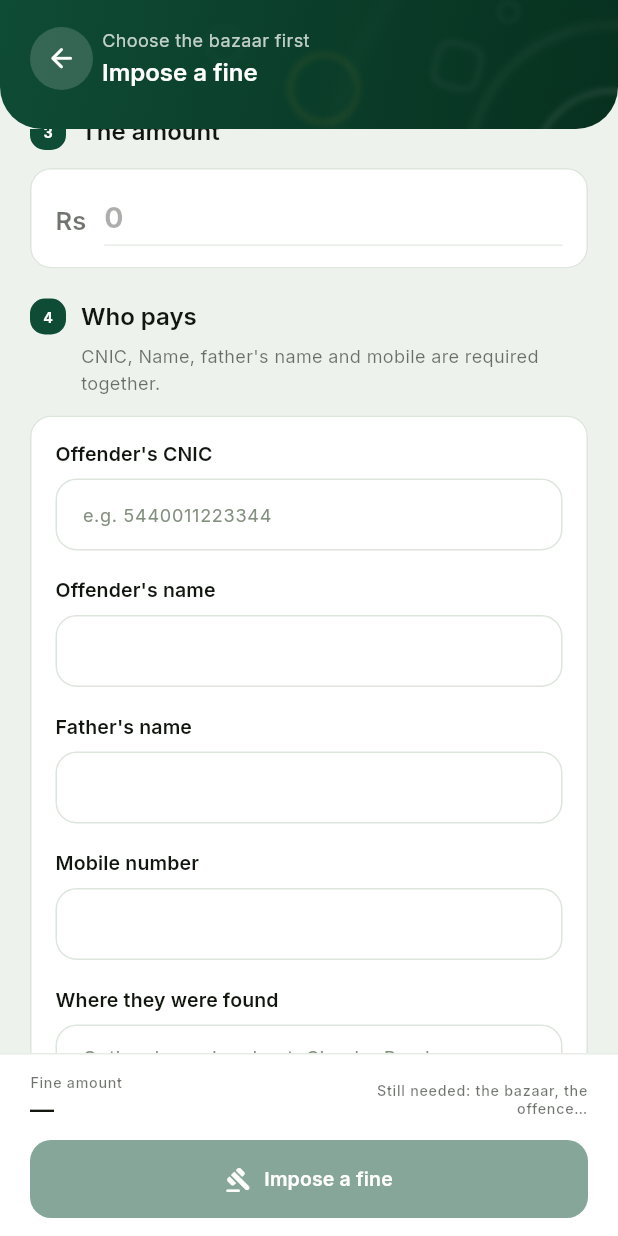
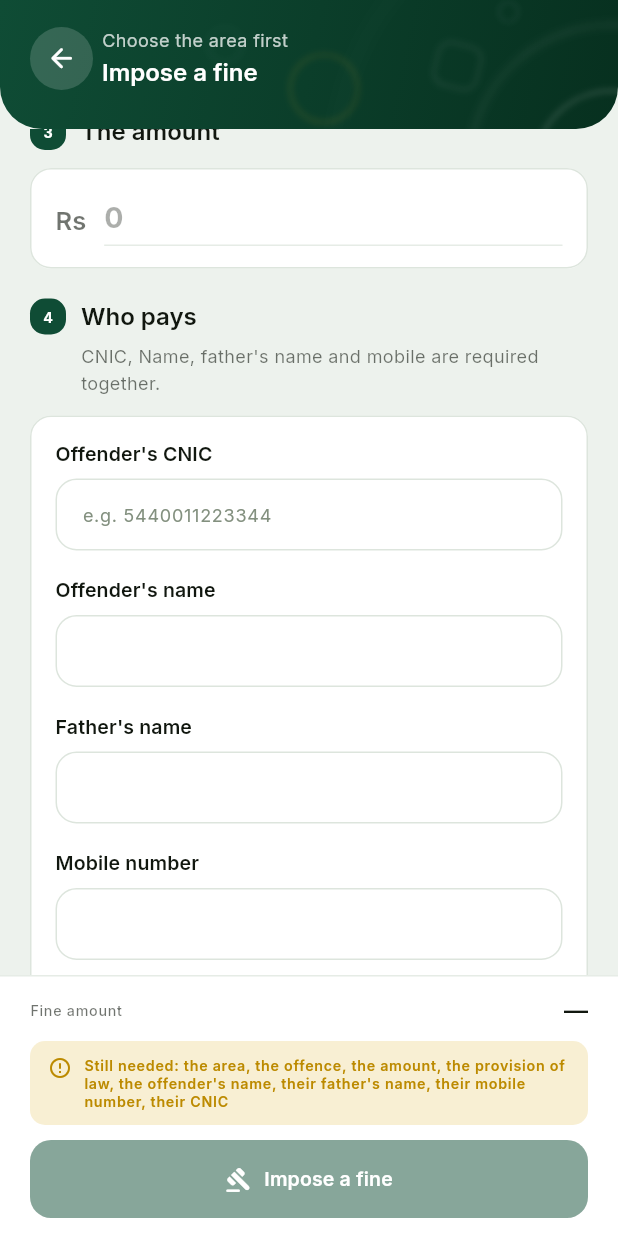
Before and after one commit to HinnaRutaba/mcq-app, a Flutter app: the CreateFineScreen screen opened by its route, scrolled down 576 dp, after a tap on the "arrow back" icon, on a phone screen of 412 x 824 dp. Run offline on Flutter 3.47's test engine with Material 3 defaults, Android fonts, the light colour scheme and no system bars; our stand-ins replace connectivity_plus, dio, fl_chart, flutter_animate, flutter_secure_storage, geolocator and 6 more; accounts and stored records are empty; network calls fail.

Commit message:
fixed area search

```diff
--- a/lib/controllers/fine_controller.dart
+++ b/lib/controllers/fine_controller.dart
@@ -42,7 +42,7 @@ enum ImposeOutcome {
 ///   fine.
 /// * **Evidence is uploaded before the write.** The photograph and the
 ///   signature go up through [EvidenceRepository] and only their returned paths
-///   travel on the fine — so the image goes over a bazaar's uplink once, and the
+///   travel on the fine — so the image goes over a area's uplink once, and the
 ///   fine behind it can be retried as many times as it takes.
 /// * **The amount is a string from end to end.** It is typed as a string, held
 ///   as a string and sent as a string. Nothing here parses it into a number.
@@ -89,10 +89,10 @@ class FineController extends GetxController {
 
   final DashboardController? _dashboardOverride;
 
-  /// The officer's beat, which is where the bazaars come from —
+  /// The officer's beat, which is where the areas come from —
   /// `enforcement/field/beat`, held by the controller the home screen already
   /// built. Resolved on first use, so a fine against a shop, which takes its
-  /// bazaar off the unit, never asks for it.
+  /// area off the unit, never asks for it.
   late final DashboardController _dashboard =
       _dashboardOverride ?? Get.find<DashboardController>();
 
@@ -100,13 +100,13 @@ class FineController extends GetxController {
 
   final GlobalKey<FormState> formKey = GlobalKey<FormState>();
 
-  // --- Which shop, or which bazaar --------------------------------------
+  // --- Which shop, or which area --------------------------------------
 
-  /// The bazaar the officer picked. On a unit fine it is usually left null and
-  /// the unit's own bazaar is used — see [targetAreaId].
+  /// The area the officer picked. On a unit fine it is usually left null and
+  /// the unit's own area is used — see [targetAreaId].
   final RxnInt areaId = RxnInt();
 
-  /// The search over the bazaars on the register, and the id typed by hand
+  /// The search over the areas on the register, and the id typed by hand
   /// when the register lists none at all. `area_id` is required on every fine,
   /// so there has to be a way to name one even then.
   final TextEditingController areaSearchController = TextEditingController();
@@ -185,9 +185,9 @@ class FineController extends GetxController {
     // A form opened after a sign-in on a dead signal has no offences to offer;
     // this is what fetches them.
     _definitions.ensureLoaded();
-    // The bazaars come off the beat. Touching the controller builds it when
+    // The areas come off the beat. Touching the controller builds it when
     // the officer went straight here without the home screen, and its load is
-    // what the sole-bazaar case waits on.
+    // what the sole-area case waits on.
     _pickSoleArea();
     if (isAreaFine && areas.isEmpty && !_dashboard.isLoading.value) {
       _dashboard.load().then((_) => _pickSoleArea());
@@ -212,10 +212,10 @@ class FineController extends GetxController {
   /// here.
   int? get targetPropertyId => unit?.propertyId ?? propertyId;
 
-  /// Whether this fine is against a bazaar rather than a unit — decided by how
+  /// Whether this fine is against a area rather than a unit — decided by how
   /// the officer got here, not by a switch on the form. Arriving from a shop's
   /// screen fines that shop; arriving from the fine button fines a person in a
-  /// bazaar.
+  /// area.
   bool get isAreaFine => targetPropertyId == null;
 
   /// Whether the fine has to name a person. Always on an area fine — there is
@@ -235,7 +235,7 @@ class FineController extends GetxController {
     for (final FieldArea area in areas) {
       if (area.id == id) return area.areaName;
     }
-    return 'Bazaar $id';
+    return 'Area $id';
   }
 
   /// The offences on the register, in its own order and with its own wording.
@@ -249,7 +249,7 @@ class FineController extends GetxController {
   /// The retry behind an offence picker that came up empty.
   Future<void> reloadOffences() => _definitions.reload();
 
-  /// The bazaars the officer is posted to, off the beat the home screen
+  /// The areas the officer is posted to, off the beat the home screen
   /// fetched. `FieldArea.id` is what travels as `area_id`.
   List<FieldArea> get areas =>
       _dashboard.beat.value?.scope.areas ?? const <FieldArea>[];
@@ -258,7 +258,7 @@ class FineController extends GetxController {
 
   String? get areasError => _dashboard.errorMessage.value;
 
-  /// The retry behind a bazaar picker that came up empty. It re-fetches the
+  /// The retry behind a area picker that came up empty. It re-fetches the
   /// beat, which is the officer's own postings.
   Future<void> reloadAreas() => _dashboard.load();
 
@@ -290,7 +290,7 @@ class FineController extends GetxController {
 
   String? get unitCode => unit?.propertyCode ?? property?.propertyCode;
 
-  String? get unitBazaar => unit?.areaName ?? property?.areaName;
+  String? get unitArea => unit?.areaName ?? property?.areaName;
 
   /// Ready to print, and only the profile carries it.
   String? get unitAddress => property?.streetAddress;
@@ -312,18 +312,18 @@ class FineController extends GetxController {
 
   String? get allotteeCnic => unit?.cnic ?? profile.value?.allottee?.cnic;
 
-  /// The bazaar the fine will name — required on every fine.
+  /// The area the fine will name — required on every fine.
   ///
   /// A unit carries its own, so the form does not ask; anything the officer
   /// picked wins, which is what lets them name one when the unit's record has
-  /// no bazaar on it.
+  /// no area on it.
   int? get targetAreaId {
     final int? chosen = areaId.value;
     if (chosen != null) return chosen;
     if (isAreaFine) return null;
     final int? fromUnit = unit?.areaId ?? property?.areaId;
     if (fromUnit != null) return fromUnit;
-    // A server that labels the bazaar without naming its id: match the label
+    // A server that labels the area without naming its id: match the label
     // against the register rather than send nothing.
     final String? name = unit?.areaName ?? property?.areaName;
     if (name == null) return null;
@@ -333,7 +333,7 @@ class FineController extends GetxController {
     return null;
   }
 
-  /// The chosen bazaar's name, for the header. Null until one is chosen.
+  /// The chosen area's name, for the header. Null until one is chosen.
   String? get areaName {
     final int? id = targetAreaId;
     return id == null ? null : areaLabel(id);
@@ -384,7 +384,7 @@ class FineController extends GetxController {
   }
 
   List<String> get missing => <String>[
-    if (targetAreaId == null) 'the bazaar',
+    if (targetAreaId == null) 'the area',
     if (!isAreaFine && targetPropertyId == null) 'the shop',
     if (fineType.value == null) 'the offence',
     if (amountController.text.trim().isEmpty) 'the amount',
@@ -411,29 +411,33 @@ class FineController extends GetxController {
     revision.value++;
   }
 
-  // --- Which shop, or which bazaar --------------------------------------
+  // --- Which shop, or which area --------------------------------------
 
-  /// One bazaar on the register is not a choice worth asking about.
+  /// One area on the register is not a choice worth asking about.
   void _pickSoleArea() {
     if (!isAreaFine || areaId.value != null) return;
     if (areaOptions.length == 1) areaId.value = areaOptions.first;
   }
 
-  /// The bazaars matching what the officer typed, by name or by code.
-  List<FieldArea> get areaMatches {
-    final String term = areaQuery.value.trim().toLowerCase();
+  /// The areas matching [term], by name or by code. An empty term offers the
+  /// whole beat, which is what a freshly opened suggestion box shows.
+  List<FieldArea> areaMatchesFor(String term) {
+    final String needle = term.trim().toLowerCase();
     final Iterable<FieldArea> named = areas.where(
       (FieldArea area) => area.id != null,
     );
-    if (term.isEmpty) return named.toList();
+    if (needle.isEmpty) return named.toList();
     return named
         .where(
           (FieldArea area) =>
-              area.areaName.toLowerCase().contains(term) ||
-              (area.areaCode?.toLowerCase().contains(term) ?? false),
+              area.areaName.toLowerCase().contains(needle) ||
+              (area.areaCode?.toLowerCase().contains(needle) ?? false),
         )
         .toList();
   }
+
+  /// The matches for what is in the search box now.
+  List<FieldArea> get areaMatches => areaMatchesFor(areaQuery.value);
 
   void searchArea(String term) => areaQuery.value = term;
 
@@ -450,14 +454,14 @@ class FineController extends GetxController {
     markEdited();
   }
 
-  /// The id typed by hand, for a handset whose register listed no bazaars at
+  /// The id typed by hand, for a handset whose register listed no areas at
   /// all. The fine cannot be sent without one.
   void setAreaFromText(String value) {
     areaId.value = int.tryParse(value.trim());
     markEdited();
   }
 
-  /// The chosen bazaar, when it is one the register named.
+  /// The chosen area, when it is one the register named.
   FieldArea? get chosenArea {
     final int? id = targetAreaId;
     if (id == null) return null;
@@ -468,7 +472,7 @@ class FineController extends GetxController {
   }
 
   /// The unit behind a route that carried only its id: its details for the
-  /// card, its bazaar for `area_id`, and its allottee for the payer block.
+  /// card, its area for `area_id`, and its allottee for the payer block.
   /// Safe to call again — this is the retry behind a failed load.
   Future<void> loadProfile() async {
     final int? id = propertyId;
@@ -629,7 +633,7 @@ class FineController extends GetxController {
     if (_areaServerError != null) return _areaServerError;
     // `area_id` is required whatever the fine is against; a unit answers it
     // without asking, and this is what catches the unit whose record cannot.
-    if (targetAreaId == null) return 'Name the bazaar the fine was issued in';
+    if (targetAreaId == null) return 'Name the area the fine was issued in';
     return null;
   }
 
@@ -685,7 +689,7 @@ class FineController extends GetxController {
       return ImposeOutcome.invalidForm;
     }
     if (isAreaFine && areaId.value == null) {
-      errorMessage.value = 'Choose the bazaar this fine was issued in.';
+      errorMessage.value = 'Choose the area this fine was issued in.';
       return ImposeOutcome.invalidForm;
     }
     // The Form is asked to paint the messages; whether the fine may be sent is
@@ -701,7 +705,7 @@ class FineController extends GetxController {
     isSubmitting.value = true;
     try {
       // Two endpoints behind one form: an area fine has no unit to be posted
-      // against, and the bazaar is the only scoping it carries.
+      // against, and the area is the only scoping it carries.
       imposed.value = isAreaFine
           ? await _fines.imposeInArea(request: request)
           : await _fines.impose(propertyId: propertyId!, request: request);
@@ -720,7 +724,7 @@ class FineController extends GetxController {
       isAreaFine ? _buildAreaRequest() : _buildUnitRequest();
 
   FineRequest _buildUnitRequest() => FineRequest(
-    // Off the unit, so a fine against a shop still says which bazaar it stands
+    // Off the unit, so a fine against a shop still says which area it stands
     // in without asking the officer for it.
     areaId: targetAreaId,
     fineTypeId: fineType.value!.id!,
@@ -732,7 +736,7 @@ class FineController extends GetxController {
     photoPath: photoUploadedPath.value,
   );
 
-  /// `POST enforcement/fines`: the bazaar is the only scoping, and the offender
+  /// `POST enforcement/fines`: the area is the only scoping, and the offender
   /// is required because there is nobody on the register to bill.
   FineRequest _buildAreaRequest() => FineRequest.inArea(
     areaId: areaId.value!,
--- a/lib/views/magistrate/shared/create_fine_screen.dart
+++ b/lib/views/magistrate/shared/create_fine_screen.dart
@@ -3,6 +3,7 @@ import 'dart:io';
 import 'package:flutter/material.dart';
 import 'package:flutter/services.dart';
 import 'package:get/get.dart';
+import 'package:go_router/go_router.dart';
 
 import '../../../config/theme/app_colors.dart';
 import '../../../controllers/fine_controller.dart';
@@ -12,6 +13,7 @@ import '../../../models/enforcement_definitions.dart';
 import '../../../models/field_beat.dart';
 import '../../../models/unit_card.dart';
 import '../../../widgets/widgets.dart';
+import 'widgets/area_search_field.dart';
 import 'widgets/evidence_tile.dart';
 import 'widgets/fine_amount_field.dart';
 import 'widgets/fine_imposed_sheet.dart';
@@ -63,19 +65,19 @@ class _CreateFineScreenState extends State<CreateFineScreen> {
         children: <Widget>[
           Obx(() {
             // Watched, not merely read: the line under the title changes when
-            // the officer picks a bazaar, and when a shop fetched by id lands.
+            // the officer picks a area, and when a shop fetched by id lands.
             controller.areaId.value;
             controller.profile.value;
             return AppHeroHeader(
               title: 'Impose a fine',
               subtitle: controller.isAreaFine
-                  ? (controller.areaName ?? 'Choose the bazaar first')
+                  ? (controller.areaName ?? 'Choose the area first')
                   : (controller.hasUnitDetails
                         ? controller.unitTitle
                         : 'Choose the shop first'),
               leading: AppCircleIconButton(
                 icon: Icons.arrow_back_rounded,
-                onTap: () => Navigator.of(context).maybePop(),
+                onTap: () => context.pop(),
               ),
             );
           }),
@@ -182,9 +184,9 @@ class _Section extends StatelessWidget {
 /// Step 1: what the fine is against, which the officer never chooses here.
 ///
 /// Arriving from a shop's screen fines that shop, and its card is filled in
-/// from the register — including the bazaar, which is what travels as
-/// `area_id`. Arriving from the fine button fines a person in a bazaar, and
-/// the bazaar is the one thing to pick.
+/// from the register — including the area, which is what travels as
+/// `area_id`. Arriving from the fine button fines a person in a area, and
+/// the area is the one thing to pick.
 class _TargetSection extends StatelessWidget {
   const _TargetSection({required this.controller});
 
@@ -198,7 +200,7 @@ class _TargetSection extends StatelessWidget {
 
     return _Section(
       step: '1',
-      title: areaFine ? 'The bazaar' : 'The shop',
+      title: areaFine ? 'The area' : 'The shop',
       child: areaFine
           ? _AreaPicker(controller: controller)
           : _ShopField(controller: controller),
@@ -224,7 +226,7 @@ class _ShopField extends StatelessWidget {
           crossAxisAlignment: CrossAxisAlignment.start,
           children: <Widget>[
             _ShopCard(controller: controller),
-            // Every fine names a bazaar. The unit's own answers for it, and
+            // Every fine names a area. The unit's own answers for it, and
             // this is the shop whose record cannot.
             if (controller.targetAreaId == null) ...<Widget>[
               const SizedBox(height: 12),
@@ -266,11 +268,6 @@ class _ShopField extends StatelessWidget {
   }
 }
 
-/// The bazaar the fine names, searched for by name or code among the ones the
-/// register lists for this officer.
-///
-/// `area_id` is required on every fine, so when the register lists none at all
-/// the officer types the id rather than being stopped here.
 class _AreaPicker extends StatelessWidget {
   const _AreaPicker({required this.controller});
 
@@ -279,15 +276,12 @@ class _AreaPicker extends StatelessWidget {
   @override
   Widget build(BuildContext context) {
     return Obx(() {
-      final FieldArea? chosen = controller.chosenArea;
-      if (chosen != null) return _ChosenArea(controller: controller);
-
       final List<int> options = controller.areaOptions;
       if (options.isEmpty && controller.isLoadingAreas) {
-        return const AppCard(child: AppText.body('Loading your bazaars…'));
+        return const AppCard(child: AppText.body('Loading your areas…'));
       }
 
-      // No rows to search: the officer names the bazaar by its id, and the
+      // No rows to search: the officer names the area by its id, and the
       // retry is there for the beat that would not load behind it.
       if (options.isEmpty) {
         final String? error = controller.areasError;
@@ -299,7 +293,7 @@ class _AreaPicker extends StatelessWidget {
               const SizedBox(height: 12),
             ],
             AppTextField(
-              label: 'Bazaar id',
+              label: 'Area id',
               hint: 'e.g. 1',
               controller: controller.areaIdController,
               keyboardType: TextInputType.number,
@@ -313,7 +307,7 @@ class _AreaPicker extends StatelessWidget {
             ),
             const SizedBox(height: 10),
             AppButton(
-              label: 'Load the bazaars',
+              label: 'Load the areas',
               icon: Icons.refresh_rounded,
               fullWidth: false,
               onPressed: controller.reloadAreas,
@@ -322,80 +316,22 @@ class _AreaPicker extends StatelessWidget {
         );
       }
 
-      final List<FieldArea> matches = controller.areaMatches;
-      return Column(
-        crossAxisAlignment: CrossAxisAlignment.start,
-        children: <Widget>[
-          AppSearchField(
-            controller: controller.areaSearchController,
-            hint: 'Search the bazaar',
-            onChanged: controller.searchArea,
-          ),
-          const SizedBox(height: 10),
-          if (matches.isEmpty)
-            const AppText.caption('No bazaar of yours matches that.')
-          else
-            for (final FieldArea area in matches.take(6))
-              Padding(
-                padding: const EdgeInsets.only(bottom: 8),
-                child: AppCard(
-                  onTap: () => controller.setArea(area.id),
-                  padding: const EdgeInsets.symmetric(
-                    horizontal: 14,
-                    vertical: 12,
-                  ),
-                  child: Row(
-                    children: <Widget>[
-                      Expanded(child: AppText.body(area.areaName)),
-                      if (area.zoneName != null)
-                        AppText.caption(area.zoneName!),
-                    ],
-                  ),
-                ),
-              ),
-        ],
+      // The matches belong to the box, not to the form: they open under it
+      // and close with it.
+      return AreaSearchField(
+        controller: controller.areaSearchController,
+        optionsFor: controller.areaMatchesFor,
+        onChanged: controller.searchArea,
+        onSelected: (FieldArea area) => controller.setArea(area.id),
+        selected: controller.chosenArea,
+        onCleared: controller.clearArea,
       );
     });
   }
 }
 
-/// The bazaar once it is settled — one line, and the way back to the search.
-class _ChosenArea extends StatelessWidget {
-  const _ChosenArea({required this.controller});
-
-  final FineController controller;
-
-  @override
-  Widget build(BuildContext context) {
-    final theme = Theme.of(context);
-    final FieldArea? area = controller.chosenArea;
-
-    return AppCard(
-      child: Row(
-        children: <Widget>[
-          Icon(
-            Icons.location_on_outlined,
-            color: theme.colorScheme.primary,
-            size: 20,
-          ),
-          const SizedBox(width: 12),
-          Expanded(
-            child: AppText.titleMedium(
-              area?.areaName ?? controller.areaLabel(controller.targetAreaId!),
-            ),
-          ),
-          TextButton(
-            onPressed: controller.clearArea,
-            child: const AppText.label('Change'),
-          ),
-        ],
-      ),
-    );
-  }
-}
-
 /// The shop the fine is against, as the register has it: which unit, which
-/// bazaar — the one that becomes `area_id` — and who holds it.
+/// area — the one that becomes `area_id` — and who holds it.
 ///
 /// Drawn from the unit card the officer arrived with, or from the profile
 /// fetched behind a route that carried only an id.
@@ -409,7 +345,7 @@ class _ShopCard extends StatelessWidget {
     final theme = Theme.of(context);
     final muted = theme.textTheme.bodyMedium?.color?.withValues(alpha: 0.6);
 
-    final String? bazaar = controller.unitBazaar;
+    final String? area = controller.unitArea;
     final String? code = controller.unitCode;
     final String? address = controller.unitAddress;
     final String? outstanding = controller.unitOutstanding;
@@ -450,8 +386,8 @@ class _ShopCard extends StatelessWidget {
           ),
           const SizedBox(height: 12),
           if (code != null) AppDetailRow(icon: Icons.tag_rounded, value: code),
-          if (bazaar != null)
-            AppDetailRow(icon: Icons.location_on_outlined, value: bazaar),
+          if (area != null)
+            AppDetailRow(icon: Icons.location_on_outlined, value: area),
           if (address != null)
             AppDetailRow(
               icon: Icons.place_outlined,
@@ -844,34 +780,25 @@ class _SubmitBar extends StatelessWidget {
               mainAxisSize: MainAxisSize.min,
               crossAxisAlignment: CrossAxisAlignment.start,
               children: <Widget>[
+                // A total line: the label on the left, the figure at the
+                // right edge where a reader looks for it.
                 Row(
                   children: <Widget>[
                     Expanded(
-                      child: Column(
-                        crossAxisAlignment: CrossAxisAlignment.start,
-                        children: <Widget>[
-                          AppText.caption('Fine amount', color: muted),
-                          const SizedBox(height: 2),
-                          // Printed exactly as typed. Never parsed, never
-                          // rounded, never added to anything.
-                          AppText.titleLarge(
-                            amount.isEmpty ? '—' : 'Rs $amount',
-                          ),
-                        ],
-                      ),
+                      child: AppText.caption('Fine amount', color: muted),
                     ),
-                    if (missing.isNotEmpty)
-                      Flexible(
-                        child: AppText.caption(
-                          'Still needed: ${missing.take(2).join(', ')}'
-                          '${missing.length > 2 ? '…' : ''}',
-                          color: muted,
-                          textAlign: TextAlign.end,
-                          maxLines: 2,
-                        ),
-                      ),
+                    // Printed exactly as typed. Never parsed, never rounded,
+                    // never added to anything.
+                    AppText.titleLarge(amount.isEmpty ? '—' : 'Rs $amount'),
                   ],
                 ),
+                // A row of its own, and every missing field named: the
+                // shortened version told an officer the button would not press
+                // without telling them what to do about it.
+                if (missing.isNotEmpty) ...<Widget>[
+                  const SizedBox(height: 10),
+                  _StillNeeded(missing: missing),
+                ],
                 const SizedBox(height: 10),
                 AppButton(
                   label: 'Impose a fine',
@@ -887,3 +814,42 @@ class _SubmitBar extends StatelessWidget {
     );
   }
 }
+
+/// What the fine is still short of, in the order the form asks for it.
+///
+/// The whole list, never an "and 3 more": a disabled button an officer cannot
+/// explain is the thing they give up on, and the two-item version sent them
+/// scrolling the form to find out which field was empty.
+class _StillNeeded extends StatelessWidget {
+  const _StillNeeded({required this.missing});
+
+  final List<String> missing;
+
+  @override
+  Widget build(BuildContext context) {
+    final Color ink = AppTone.warning.on(context);
+
+    return Container(
+      width: double.infinity,
+      padding: const EdgeInsets.symmetric(horizontal: 12, vertical: 10),
+      decoration: BoxDecoration(
+        color: AppTone.warning.container(context),
+        borderRadius: BorderRadius.circular(AppRadius.sm),
+      ),
+      child: Row(
+        crossAxisAlignment: CrossAxisAlignment.start,
+        children: <Widget>[
+          Icon(Icons.error_outline_rounded, size: 16, color: ink),
+          const SizedBox(width: 8),
+          Expanded(
+            child: AppText.caption(
+              'Still needed: ${missing.join(', ')}',
+              color: ink,
+              fontWeight: FontWeight.w600,
+            ),
+          ),
+        ],
+      ),
+    );
+  }
+}
```
Also changed, not shown: lib/views/magistrate/shared/widgets/area_search_field.dart (+96 -11 lines), lib/views/magistrate/shared/widgets/fine_amount_field.dart (+0 -7 lines), lib/widgets/inputs/app_search_field.dart (+7 -0 lines), 3 other files.
